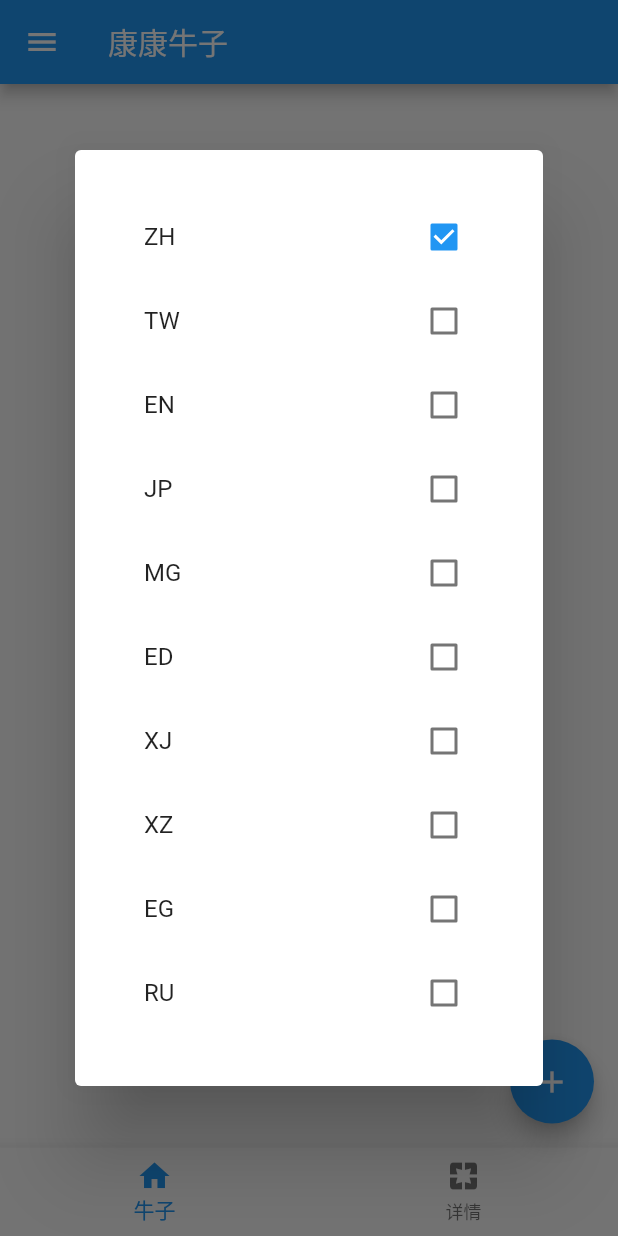
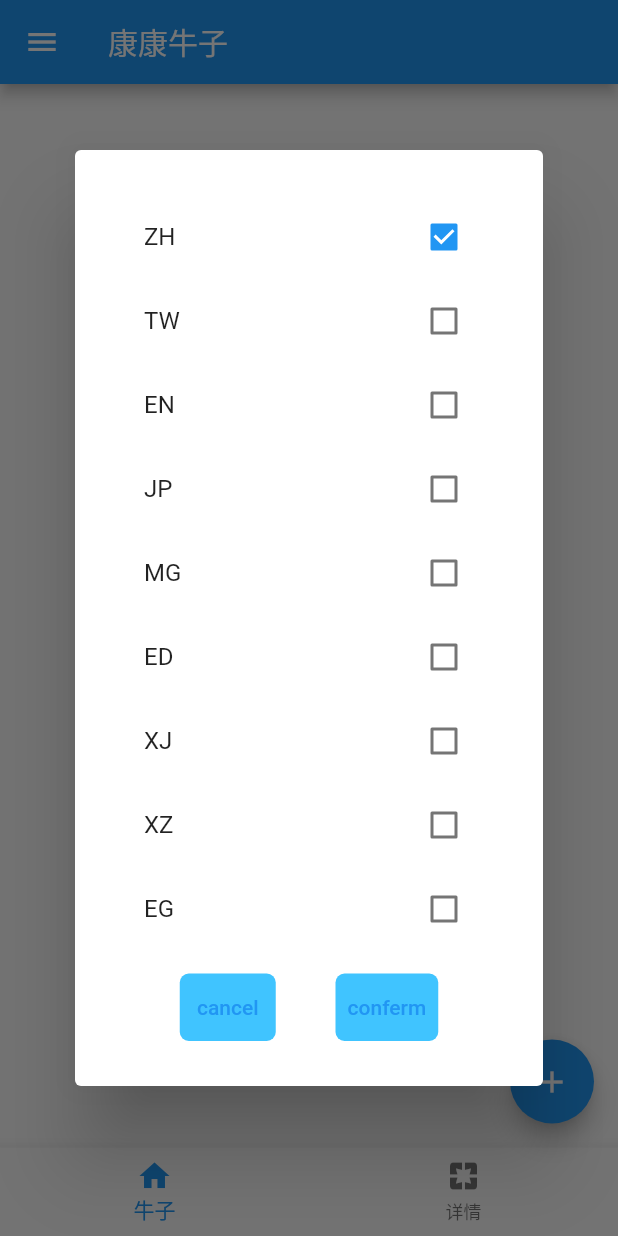
Before and after one commit to Decodetalkers/niuniu, a Flutter app: the screen it shows after launch, in the side drawer, after a tap on "Language", on a phone screen of 412 x 824 dp. Run offline on Flutter 3.47's test engine with Material 2 defaults, Android fonts, the phone set to English and light mode, and no system bars.

Commit message:
add two button

```diff
--- a/lib/languagepop/languagepop.dart
+++ b/lib/languagepop/languagepop.dart
@@ -2,7 +2,18 @@ import 'package:flutter/material.dart';
 
 class LanguagePop extends StatefulWidget {
   final int index;
-  final languages = ['ZH', 'TW', 'EN', 'JP', 'MG', 'ED', 'XJ', 'XZ', 'EG', 'RU'];
+  final languages = [
+    'ZH',
+    'TW',
+    'EN',
+    'JP',
+    'MG',
+    'ED',
+    'XJ',
+    'XZ',
+    'EG',
+    'RU'
+  ];
   LanguagePop({Key? key, required this.index}) : super(key: key);
   @override
   State<LanguagePop> createState() => _LanguagePopState();
@@ -27,6 +38,8 @@ class _LanguagePopState extends State<LanguagePop> {
             //    BoxDecoration(color: const Color(0xFFFFFFFF).withOpacity(1)),
             margin: const EdgeInsets.fromLTRB(30, 30, 30, 30),
             width: 1000,
+            child: Column(children: [
+              Expanded(
                 child: ListView(
                     children: widget.languages
                         .asMap()
@@ -36,7 +49,7 @@ class _LanguagePopState extends State<LanguagePop> {
                                 title: Text(item),
                                 value: i == _index,
                                 onChanged: (val) {
-                              Navigator.pop(context, [i, item]);
+                                  //Navigator.pop(context, [i, item]);
                                   if (i != _index) {
                                     setState(() {
                                       _index = i;
@@ -44,6 +57,38 @@ class _LanguagePopState extends State<LanguagePop> {
                                   }
                                 })))
                         .values
-                    .toList())));
+                        .toList()),
+              ),
+              Row(
+									 mainAxisAlignment: MainAxisAlignment.spaceEvenly,
+									children: [
+                Container(
+                    decoration: const BoxDecoration(
+                      borderRadius:BorderRadius.all(Radius.circular(6)),
+                          //BorderRadius.only(bottomLeft: Radius.circular(6)),
+                      color: Colors.lightBlueAccent,
+                    ),
+                    height: 45,
+                    child: TextButton(
+                      child: const Text('cancel'),
+                      onPressed: () {
+                        Navigator.pop(context);
+                      },
+                    )),
+                Container(
+                    decoration: const BoxDecoration(
+                      borderRadius:BorderRadius.all(Radius.circular(6)),
+                      color: Colors.lightBlueAccent,
+                    ),
+                    height: 45,
+                    child: TextButton(
+                      child: const Text('conferm'),
+                      onPressed: () {
+                        Navigator.pop(
+                            context, [_index, widget.languages[_index]]);
+                      },
+                    ))
+              ])
+            ])));
   }
 }
--- a/lib/main.dart
+++ b/lib/main.dart
@@ -43,6 +43,7 @@
       _counter++;
     });
   }
+
   //final _language = LanguagePop();
   void _navigateAndDisplaySelection(BuildContext context) async {
     // Navigator.push returns a Future that completes after calling
@@ -170,9 +171,13 @@
                 Navigator.pop(context);
                 showDialog(
                   context: context,
-                  builder: (context) => LanguagePop(index: _index,),
+                  barrierDismissible: false,
+                  builder: (context) => LanguagePop(
+                    index: _index,
+                  ),
                 ).then((value) {
-									var name = (value as List)[1];
+                  if (value is List) {
+                    var name = value[1];
                     var index = value[0];
                     ScaffoldMessenger.of(context)
                       ..removeCurrentSnackBar()
@@ -180,6 +185,7 @@
                     setState(() {
                       _index = index;
                     });
+                  }
                 });
               },
             ),
```
Lines whose indentation alone changed are shown as unchanged.
